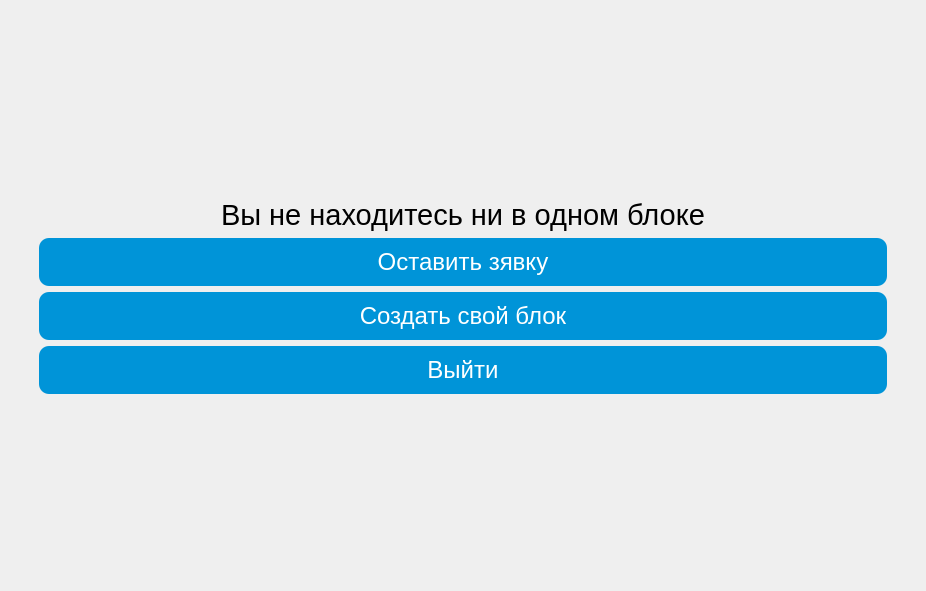
Old version of the form client_part/ui/no_block.ui in the repository TimeB30/db_project.
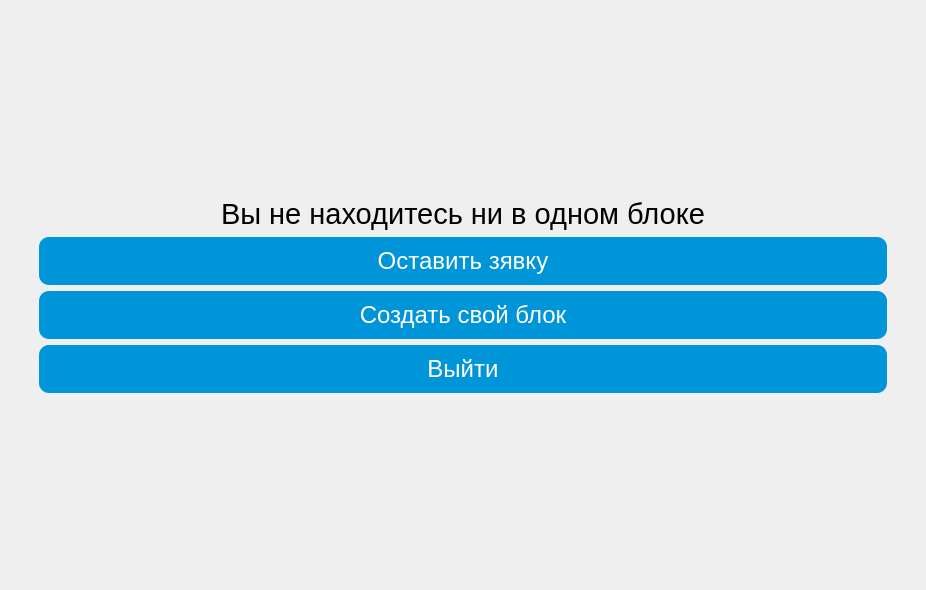
New version of the form. Icons and pictures are not drawn.

The edit to the form file:
```diff
--- a/client_part/ui/no_block.ui
+++ b/client_part/ui/no_block.ui
@@ -7,7 +7,7 @@
     <x>0</x>
     <y>0</y>
     <width>926</width>
-    <height>591</height>
+    <height>590</height>
    </rect>
   </property>
   <property name="windowTitle">
```
Left out of the diff: 2 changed lines with no effect on the pictures.
